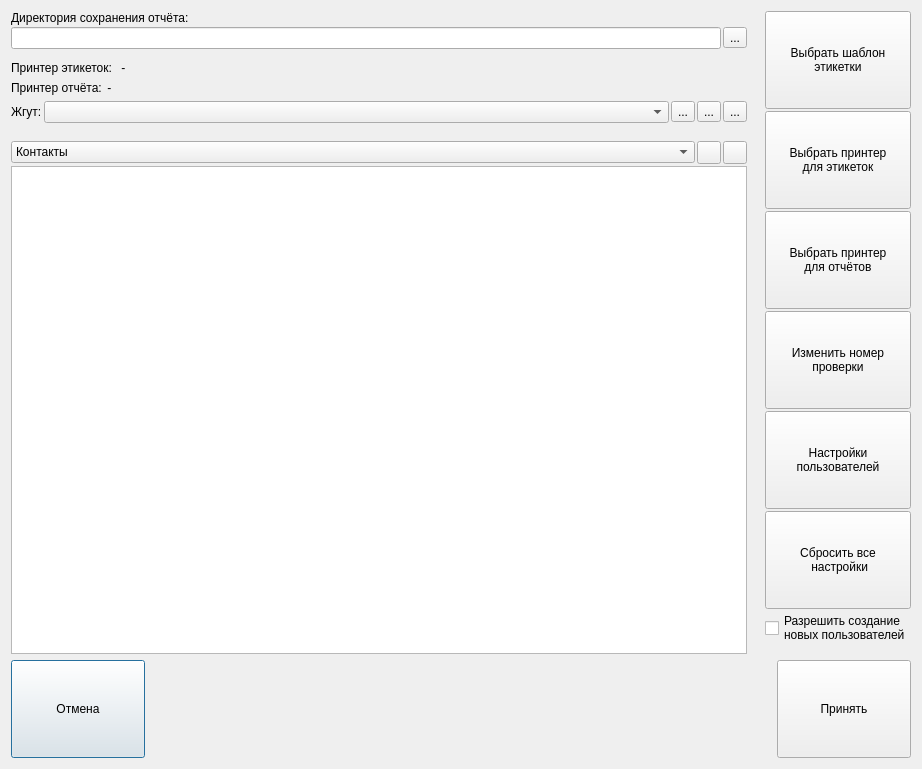
The window that src/SettingsDialog.ui (Nodens-LOTGA/CircuitTester) describes before a commit, drawn with Qt 5.
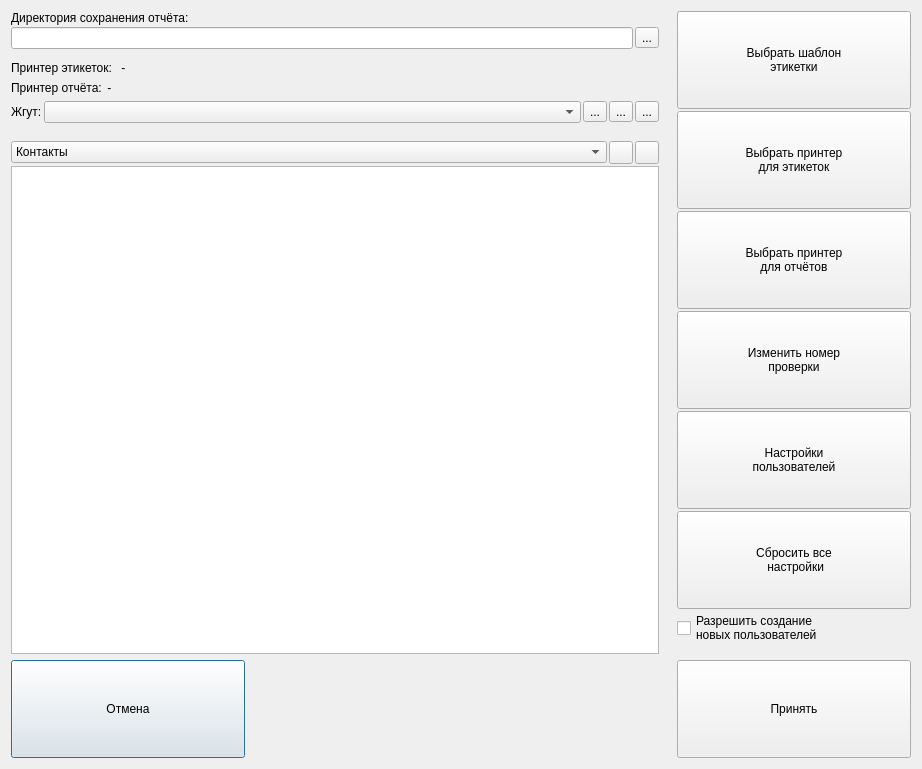
The same window after the commit. Icons and pictures are not drawn.

What changed in the file:
```diff
--- a/src/SettingsDialog.ui
+++ b/src/SettingsDialog.ui
@@ -16,7 +16,7 @@
   <property name="styleSheet">
    <string notr="true">QPushButton {
 	min-height: 64px;
-	min-width: 100px;
+	min-width: 200px;
 	padding: 16px;
 }</string>
   </property>
```
